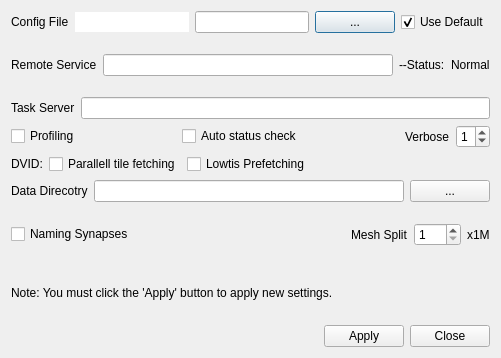
Old version of the form neurolabi/gui/dialogs/flyemsettingdialog.ui in the repository janelia-flyem/NeuTu.
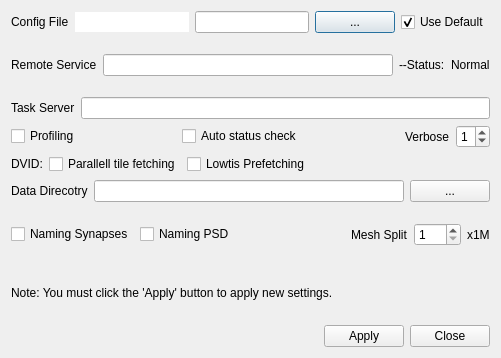
New version of the form.

Commit message: add psd naming option

Diff of the .ui file:
```diff
--- a/neurolabi/gui/dialogs/flyemsettingdialog.ui
+++ b/neurolabi/gui/dialogs/flyemsettingdialog.ui
@@ -257,6 +257,13 @@
        </property>
       </widget>
      </item>
+     <item>
+      <widget class="QCheckBox" name="psdNameCheckBox">
+       <property name="text">
+        <string>Naming PSD</string>
+       </property>
+      </widget>
+     </item>
      <item>
       <spacer name="horizontalSpacer_5">
        <property name="orientation">
```
The commit also changes 20 other files.
